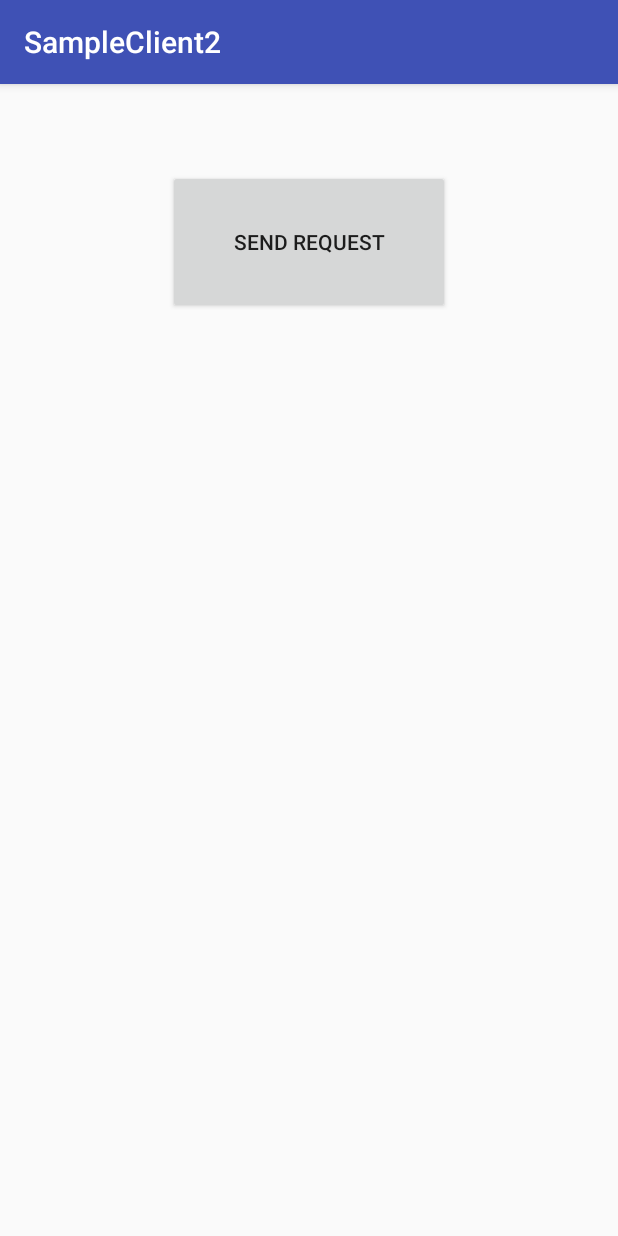
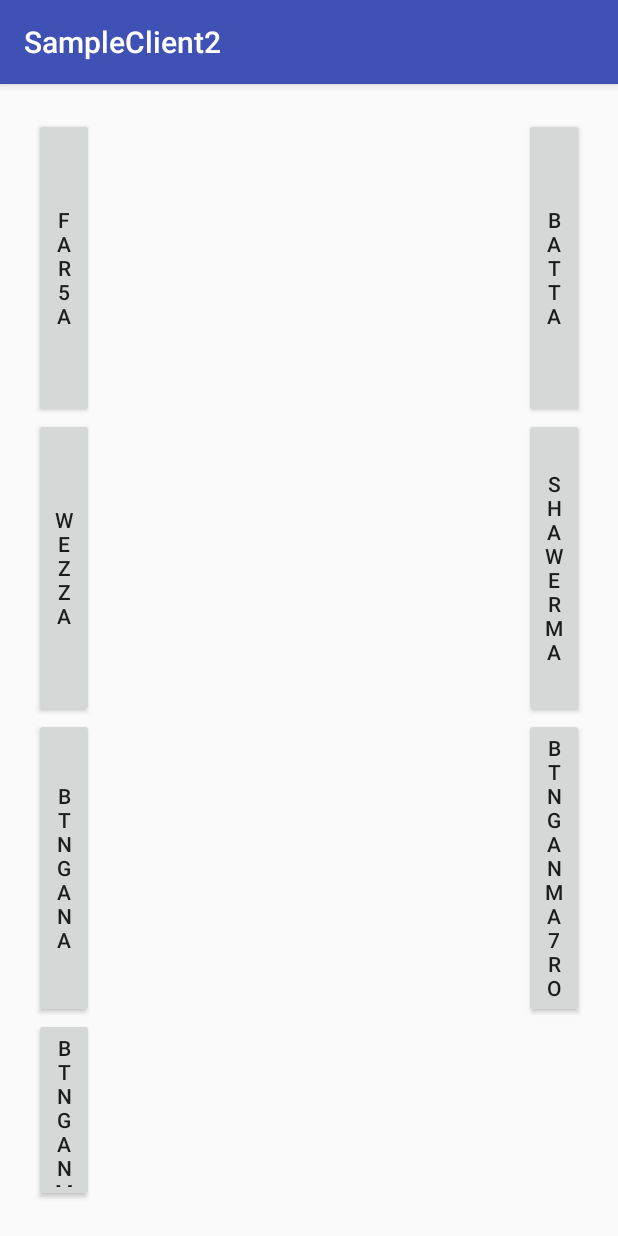
Before and after one commit to HusseinReda/SampleClient, an Android app: the screen it shows after launch (HttpGetRequestActivity before the commit, MealsGetRequestActivity after it), after a tap on "SEND REQUEST", on a phone screen of 412 x 824 dp. Run offline under Robolectric (Android 15) with nearby library versions, the phone set to English and light mode, and no system bars; libraries missing offline, so code that uses them is left out: org.springframework.http, org.springframework.web; 3 statements that could not run were skipped.

Commit message:
Mocked menu and navigation button

```diff
--- a/app/build.gradle
+++ b/app/build.gradle
@@ -32,4 +32,6 @@ dependencies {
     compile 'com.android.support:appcompat-v7:23.1.1'
     compile 'org.springframework.android:spring-android-rest-template:1.0.1.RELEASE'
     compile 'com.fasterxml.jackson.core:jackson-databind:2.3.2'
+    compile 'com.android.support:design:23.1.1'
+    compile 'com.google.code.gson:gson:1.7.2'
 }
--- a/app/src/main/AndroidManifest.xml
+++ b/app/src/main/AndroidManifest.xml
@@ -13,8 +13,13 @@
         <activity android:name=".controller.HttpGetRequestActivity">
             <intent-filter>
                 <action android:name="android.intent.action.MAIN" />
+
                 <category android:name="android.intent.category.LAUNCHER" />
             </intent-filter>
+        </activity>
+        <activity
+            android:name=".controller.MealsGetRequestActivity">
+
         </activity>
 
     </application>
--- a/app/src/main/java/com/imenu/sampleclient2/controller/HttpGetRequestActivity.java
+++ b/app/src/main/java/com/imenu/sampleclient2/controller/HttpGetRequestActivity.java
@@ -1,5 +1,7 @@
 package com.imenu.sampleclient2.controller;
 
+import android.content.Context;
+import android.content.Intent;
 import android.os.AsyncTask;
 import android.support.v7.app.AppCompatActivity;
 import android.os.Bundle;
@@ -15,20 +17,21 @@ import org.springframework.http.converter.json.MappingJackson2HttpMessageConvert
 import org.springframework.web.client.RestTemplate;
 
 public class HttpGetRequestActivity extends AppCompatActivity {
-
+    final Context context = this;
     @Override
     protected void onCreate(Bundle savedInstanceState) {
         super.onCreate(savedInstanceState);
         setContentView(R.layout.activity_main);
         Button sendingButton = (Button) findViewById(R.id.sendingButton);
+
         sendingButton.setOnClickListener(new View.OnClickListener() {
             @Override
             public void onClick(View view) {
-                new HttpGetRequest().execute();
-                //Toast.makeText(getApplicationContext(), "7amada bel ganzabeel", Toast.LENGTH_LONG).show();
+//                new HttpGetRequest().execute();
+                Intent intent = new Intent(context,MealsGetRequestActivity.class);
+                startActivity(intent);
             }
         });
-
     }
     private class HttpGetRequest extends AsyncTask<Void, Void, String> {
         @Override
--- a/app/src/main/java/com/imenu/sampleclient2/controller/MealsGetRequestActivity.java
+++ b/app/src/main/java/com/imenu/sampleclient2/controller/MealsGetRequestActivity.java
@@ -1,39 +1,36 @@
 package com.imenu.sampleclient2.controller;
 
+import android.content.Context;
 import android.os.AsyncTask;
 import android.os.Bundle;
 import android.support.v7.app.AppCompatActivity;
 import android.view.View;
 import android.widget.Button;
+import android.widget.LinearLayout;
+import android.widget.RelativeLayout;
 import android.widget.Toast;
 
 import com.imenu.sampleclient2.R;
 import com.imenu.sampleclient2.model.Meal;
+import com.imenu.sampleclient2.model.MenuGenerator;
 
 import org.springframework.http.converter.StringHttpMessageConverter;
+import org.springframework.http.converter.json.GsonHttpMessageConverter;
 import org.springframework.http.converter.json.MappingJackson2HttpMessageConverter;
 import org.springframework.web.client.RestTemplate;
 
+import java.util.ArrayList;
 import java.util.List;
 
 /**
  * Created by __Hussein__ on 12/29/2015.
  */
 public class MealsGetRequestActivity extends AppCompatActivity {
-
+    final private Context context = this;
     @Override
     protected void onCreate(Bundle savedInstanceState) {
         super.onCreate(savedInstanceState);
-        //setContentView(R.layout.activity_main);
-        //Button sendingButton = (Button) findViewById(R.id.sendingButton);
-        //onCreate();
-        //sendingButton.setOnClickListener(new View.OnClickListener() {
-        //    @Override
-        //    public void onClick(View view) {
-        //        new HttpGetRequest().execute();
-        //        //Toast.makeText(getApplicationContext(), "7amada bel ganzabeel", Toast.LENGTH_LONG).show();
-        //    }
-        //});
+        setContentView(R.layout.activity_meals);
 
     }
     @Override
@@ -41,19 +38,31 @@ public class MealsGetRequestActivity extends AppCompatActivity {
         super.onStart();
         new MealsGetRequestTask().execute();
     }
-    private class MealsGetRequestTask extends AsyncTask<Void, Void, Meal[] > {
+    private class MealsGetRequestTask extends AsyncTask<Void, Void, ArrayList<Meal> > {
         @Override
-        protected Meal[]  doInBackground(Void... params) {
+        protected ArrayList<Meal>  doInBackground(Void... params) {
             final String url = getString(R.string.url)+"/meals";
             RestTemplate restTemplate = new RestTemplate();
-            restTemplate.getMessageConverters().add(new MappingJackson2HttpMessageConverter());
-            Meal[] meals= restTemplate.getForObject(url, Meal[].class);
+            restTemplate.getMessageConverters().add(new GsonHttpMessageConverter());
+            ArrayList<Meal> meals= restTemplate.getForObject(url, ArrayList.class);
+
             return meals;
         }
 
         @Override
-        protected void onPostExecute(Meal[] meals) {
-            Toast.makeText(getApplicationContext(), "yes", Toast.LENGTH_LONG).show();
+        protected void onPostExecute(ArrayList<Meal> meals) {
+            LinearLayout menuActivity = (LinearLayout) findViewById(R.id.activity_meals);
+            ArrayList<Meal> meals_mocked = new ArrayList<Meal> ();
+            meals_mocked.add(new Meal ("Far5a",1)  );
+            meals_mocked.add(new Meal ("Batta",1)  );
+            meals_mocked.add(new Meal ("Wezza",1)  );
+            meals_mocked.add(new Meal ("Shawerma",1)  );
+            meals_mocked.add(new Meal ("btngana",1)  );
+            meals_mocked.add(new Meal ("Btngan ma7rooo2",1)  );
+            meals_mocked.add(new Meal ("Btngan maslooo2",1)  );
+            MenuGenerator menuGenerator = new MenuGenerator(meals_mocked, (MealsGetRequestActivity) context) ;
+            RelativeLayout menuView = menuGenerator.getView();
+            menuActivity.addView( menuView);
         }
 
     }
--- a/app/src/main/java/com/imenu/sampleclient2/model/Meal.java
+++ b/app/src/main/java/com/imenu/sampleclient2/model/Meal.java
@@ -6,13 +6,9 @@ package com.imenu.sampleclient2.model;
 public class Meal {
 
     private long id;
-
     private int price;
-
     private String name;
-
     public Meal(){}
-
     public Meal(String name, int price) {
         this.price = price;
         this.name = name;
--- /dev/null
+++ b/app/src/main/java/com/imenu/sampleclient2/model/MenuGenerator.java
@@ -0,0 +1,56 @@
+package com.imenu.sampleclient2.model;
+
+import android.widget.Button;
+import android.widget.LinearLayout;
+import android.widget.RelativeLayout;
+
+import com.imenu.sampleclient2.controller.HttpGetRequestActivity;
+import com.imenu.sampleclient2.controller.MealsGetRequestActivity;
+
+import java.util.ArrayList;
+
+/**
+ * Created by hamed on 12/30/15.
+ */
+public class MenuGenerator {
+
+    private ArrayList<Meal> meals ;
+    private MealsGetRequestActivity act;
+    public MenuGenerator(ArrayList<Meal> meals, MealsGetRequestActivity act)
+    {
+        this.meals=meals;
+        this.act= act;
+    }
+    public RelativeLayout getView(   )
+    {
+        RelativeLayout rel = new RelativeLayout(act);
+        rel.setLayoutParams( new LinearLayout.LayoutParams(LinearLayout.LayoutParams.MATCH_PARENT ,LinearLayout.LayoutParams.MATCH_PARENT ));
+        LinearLayout lin1 = new LinearLayout(act);
+        LinearLayout lin2 = new LinearLayout(act);
+        lin1.setOrientation(LinearLayout.VERTICAL);
+        lin2.setOrientation(LinearLayout.VERTICAL);
+        RelativeLayout.LayoutParams params1 = new RelativeLayout.LayoutParams(RelativeLayout.LayoutParams.WRAP_CONTENT, RelativeLayout.LayoutParams.WRAP_CONTENT );
+        RelativeLayout.LayoutParams params2 = new RelativeLayout.LayoutParams(RelativeLayout.LayoutParams.WRAP_CONTENT, RelativeLayout.LayoutParams.WRAP_CONTENT );
+        lin1.setLayoutParams(params1);
+        lin2.setLayoutParams(params2);
+        params1.setMargins(10,10,500,10);
+        params2.setMargins(500,10,10,10);
+
+        rel.addView(lin1);
+        rel.addView(lin2);
+        for (int i=0;i<meals.size();i++){
+            Button newItem = new Button(act);
+            newItem.setHeight(300);
+            newItem.setWidth(500);
+            newItem.setText(meals.get(i).getName());
+            newItem.setLayoutParams( new LinearLayout.LayoutParams(LinearLayout.LayoutParams.WRAP_CONTENT , LinearLayout.LayoutParams.WRAP_CONTENT)  );
+            if (i%2==0){
+                lin1.addView(newItem);
+            }
+            else{
+                lin2.addView(newItem);
+            }
+        }/**/
+        return rel;
+    }
+}
--- a/app/src/main/res/layout/activity_main.xml
+++ b/app/src/main/res/layout/activity_main.xml
@@ -17,7 +17,6 @@
         android:id="@+id/sendingButton"
         android:layout_row="15"
         android:layout_column="15"
-        android:layout_alignParentTop="true"
-        android:layout_centerHorizontal="true"
-        android:layout_marginTop="41dp" />
+        android:layout_alignParentLeft="true"
+        android:layout_alignParentStart="true" />
 </RelativeLayout>
--- /dev/null
+++ b/app/src/main/res/layout/activity_meals.xml
@@ -0,0 +1,13 @@
+<?xml version="1.0" encoding="utf-8"?>
+<LinearLayout xmlns:android="http://schemas.android.com/apk/res/android"
+    xmlns:tools="http://schemas.android.com/tools"
+    android:orientation="vertical"
+    android:id="@+id/activity_meals"
+    android:layout_width="match_parent"
+    android:layout_height="match_parent"
+    android:paddingBottom="@dimen/activity_vertical_margin"
+    android:paddingLeft="@dimen/activity_horizontal_margin"
+    android:paddingRight="@dimen/activity_horizontal_margin"
+    android:paddingTop="@dimen/activity_vertical_margin"
+    tools:context=".controller.MealsGetRequestActivity">
+</LinearLayout>
--- a/app/src/main/res/values/dimens.xml
+++ b/app/src/main/res/values/dimens.xml
@@ -2,4 +2,5 @@
     <!-- Default screen margins, per the Android Design guidelines. -->
     <dimen name="activity_horizontal_margin">16dp</dimen>
     <dimen name="activity_vertical_margin">16dp</dimen>
+    <dimen name="fab_margin">16dp</dimen>
 </resources>
--- a/app/src/main/res/values/strings.xml
+++ b/app/src/main/res/values/strings.xml
@@ -1,5 +1,6 @@
 <resources>
     <string name="app_name">SampleClient2</string>
     <string name="url">http://imenu.elasticbeanstalk.com/</string>
+    <string name="title_activity_main2">Main2Activity</string>
 
 </resources>
```
Also changed, not shown: app/src/main/java/com/imenu/sampleclient2/Global.java (+10 -0 lines), app/src/main/res/values-v21/styles.xml (added, +9 -0 lines), app/src/main/res/values/styles.xml (+9 -0 lines).
